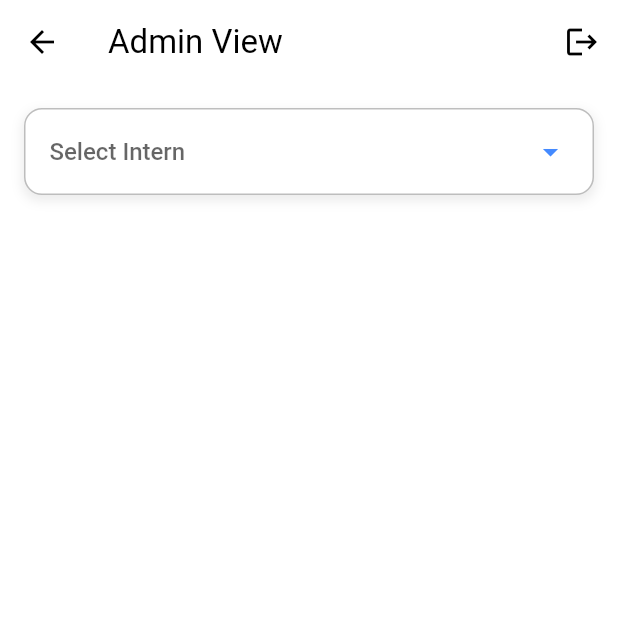
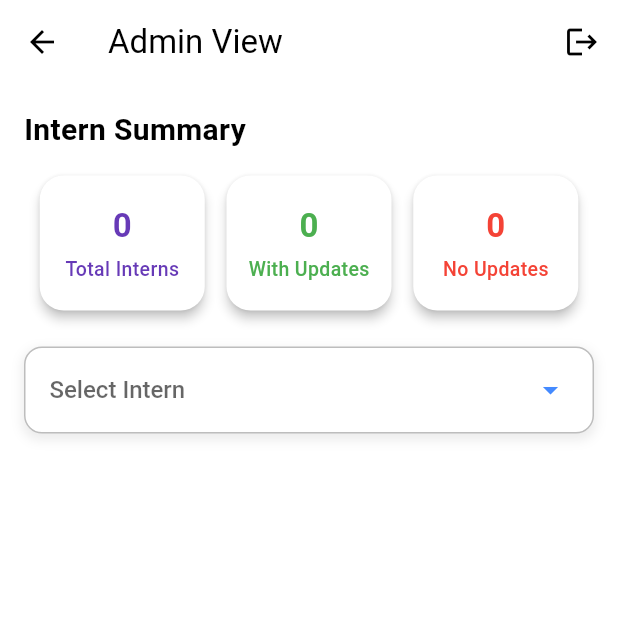
Before and after one commit to MaleeshaHe/internflow-app, a Flutter app: the AdminView screen opened directly, on a phone screen of 412 x 824 dp, the top half of it. Run offline on Flutter 3.47's test engine with Material 3 defaults, Android fonts, the phone set to English and light mode, and no system bars; our stand-ins replace cloud_firestore, firebase_auth, firebase_core, pie_chart, table_calendar; accounts and stored records are empty.

Commit message:
Refactor AdminView: enhance intern summary statistics, improve data fetching, and update dashboard layout

```diff
--- a/lib/screens/home/admin_view.dart
+++ b/lib/screens/home/admin_view.dart
@@ -22,6 +22,10 @@ class _AdminViewState extends State<AdminView> {
   DateTime focusedDay = DateTime.now();
   CalendarFormat calendarFormat = CalendarFormat.month;
 
+  int totalInterns = 0;
+  int internsWithUpdates = 0;
+  int internsWithoutUpdates = 0;
+
   @override
   void initState() {
     super.initState();
@@ -29,12 +33,28 @@ class _AdminViewState extends State<AdminView> {
   }
 
   Future<void> fetchInterns() async {
-    final snapshot = await FirebaseFirestore.instance
+    final internSnapshot = await FirebaseFirestore.instance
         .collection('users')
         .where('role', isEqualTo: 'intern')
         .get();
+
+    final internDocs = internSnapshot.docs;
+    final internIds = internDocs.map((doc) => doc['uid'] as String).toList();
+
+    final updatesSnapshot =
+        await FirebaseFirestore.instance.collection('work_updates').get();
+
+    final updatedInternIds = updatesSnapshot.docs
+        .map((doc) => (doc.data() as Map<String, dynamic>)['userId'])
+        .whereType<String>()
+        .toSet();
+
     setState(() {
-      interns = snapshot.docs;
+      interns = internDocs;
+      totalInterns = internDocs.length;
+      internsWithUpdates =
+          internIds.where((id) => updatedInternIds.contains(id)).length;
+      internsWithoutUpdates = totalInterns - internsWithUpdates;
     });
   }
 
@@ -50,11 +70,9 @@ class _AdminViewState extends State<AdminView> {
     for (var doc in updates) {
       final data = doc.data() as Map<String, dynamic>;
 
-      // Handle leave dates - only process if onLeave is true
       if (data['onLeave'] == true) {
         DateTime? date;
 
-        // First try to get date from 'date' field
         if (data['date'] != null) {
           if (data['date'] is Timestamp) {
             date = (data['date'] as Timestamp).toDate();
@@ -67,7 +85,6 @@ class _AdminViewState extends State<AdminView> {
           }
         }
 
-        // If date is still null, try to get it from document ID (assuming it's a timestamp)
         if (date == null) {
           try {
             date = DateTime.fromMillisecondsSinceEpoch(int.parse(doc.id));
@@ -78,7 +95,7 @@ class _AdminViewState extends State<AdminView> {
 
         if (date != null) {
           final normalizedDate = DateTime(date.year, date.month, date.day);
-          events[normalizedDate] = ['On Leave']; // Using a descriptive string
+          events[normalizedDate] = ['On Leave'];
         }
       }
     }
@@ -87,12 +104,28 @@ class _AdminViewState extends State<AdminView> {
       workUpdates = updates;
       leaveEvents = events;
     });
+  }
 
-    // Debug print
-    print('Leave events count: ${events.length}');
-    events.forEach((date, events) {
-      print('Leave on ${date}: $events');
-    });
+  Widget buildDashboardSummary() {
+    return Column(
+      crossAxisAlignment: CrossAxisAlignment.start,
+      children: [
+        const Text(
+          "Intern Summary",
+          style: TextStyle(fontSize: 20, fontWeight: FontWeight.bold),
+        ),
+        const SizedBox(height: 12),
+        Row(
+          mainAxisAlignment: MainAxisAlignment.spaceEvenly,
+          children: [
+            _buildStatCard("Total Interns", "$totalInterns", Colors.deepPurple),
+            _buildStatCard("With Updates", "$internsWithUpdates", Colors.green),
+            _buildStatCard("No Updates", "$internsWithoutUpdates", Colors.red),
+          ],
+        ),
+        const SizedBox(height: 20),
+      ],
+    );
   }
 
   Widget buildInternDropdown() {
@@ -180,7 +213,6 @@ class _AdminViewState extends State<AdminView> {
       crossAxisAlignment: CrossAxisAlignment.start,
       children: [
         const SizedBox(height: 16),
-        const SizedBox(height: 10),
         PieChart(
           dataMap: dataMap,
           chartType: ChartType.disc,
@@ -240,9 +272,8 @@ class _AdminViewState extends State<AdminView> {
                   color: Colors.red.shade400,
                   shape: BoxShape.circle,
                 ),
-                markersMaxCount:
-                    1, // Changed to 1 since we only have leave events
-                markerSize: 8, // Smaller size for better visibility
+                markersMaxCount: 1,
+                markerSize: 8,
                 todayDecoration: BoxDecoration(
                   color: Colors.blue.shade100,
                   shape: BoxShape.circle,
@@ -338,7 +369,7 @@ class _AdminViewState extends State<AdminView> {
             const SizedBox(height: 4),
             Text(title,
                 style: TextStyle(
-                  fontSize: 14,
+                  fontSize: 13,
                   fontWeight: FontWeight.w500,
                   color: color,
                 )),
@@ -363,6 +394,7 @@ class _AdminViewState extends State<AdminView> {
         padding: const EdgeInsets.all(16.0),
         child: ListView(
           children: [
+            buildDashboardSummary(),
             buildInternDropdown(),
             const SizedBox(height: 20),
             if (selectedInternId != null) ...[
```
